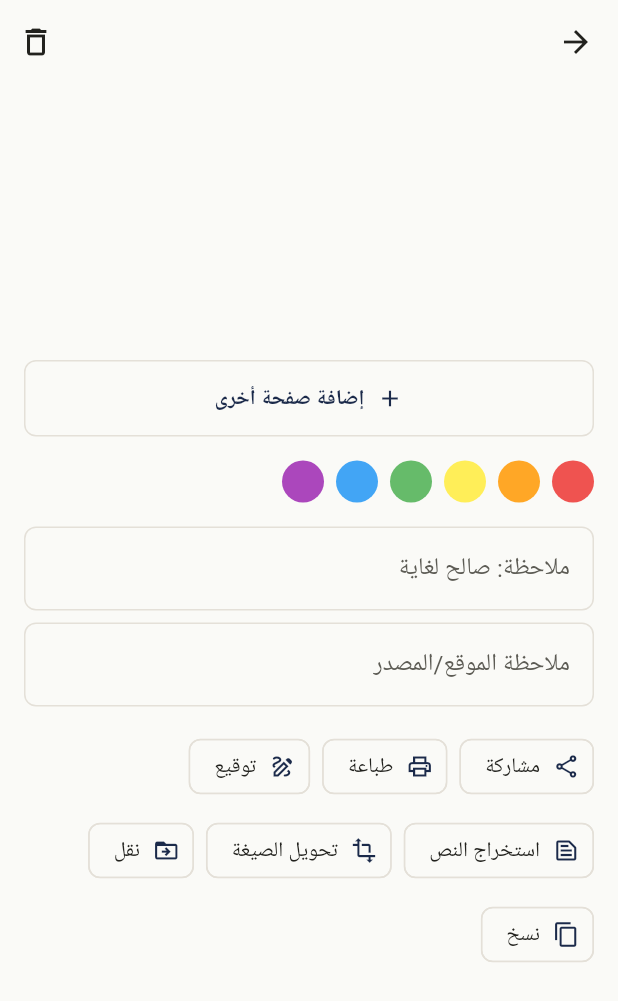
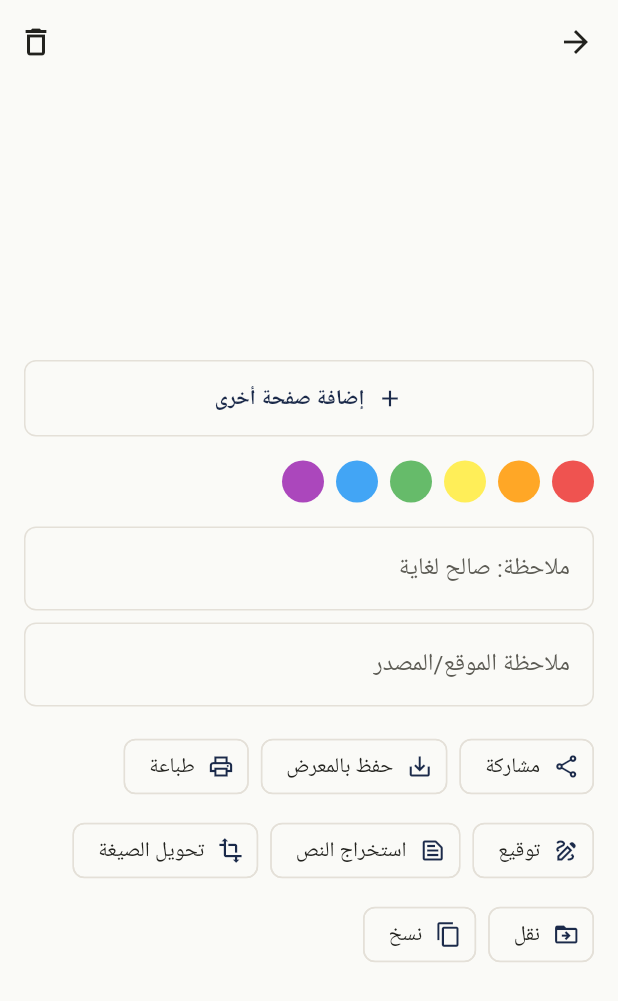
Before and after one commit to Ahmedmutlag/CamScannerall, a Flutter app: the DocumentDetailScreen screen opened directly with empty values, on a phone screen of 412 x 824 dp. Shown: the top 1001 px of the screen. Run offline on Flutter 3.47's test engine with Material 3 defaults, Android fonts, the phone set to English and light mode, and no system bars; our stand-ins replace file_picker, flutter_local_notifications, flutter_secure_storage, google_fonts, hive, hive_flutter and 7 more; missing offline and left inert: cunning_document_scanner, encrypt, gal, google_mlkit_text_recognition, pointycastle, quick_actions and 1 more; accounts and stored records are empty; Roboto replaces fonts that are missing (Cairo).

Commit message:
Add explicit "Save to gallery" export alongside the private sandbox default
Ahmed's request: the app needs two clear paths, not one forced choice —
documents stay in the app's private sandbox by default (the existing
privacy design), but a document can now also be explicitly exported to
the phone's normal public photo gallery via a new "Save to gallery"
action chip, for everyday/practical use like a regular scanner app.

Uses the `gal` package (writes through MediaStore, no extra runtime
permission needed on modern Android). Nothing reaches the gallery unless
the user taps the button themselves — updated PRIVACY_POLICY.md and the
published docs/index.html to disclose this explicit, opt-in exception
alongside the existing share-sheet one.

Co-Authored-By: Claude Sonnet 5 <noreply@anthropic.com>
Claude-Session: https://claude.ai/code/session_01Pzc143JGmjZHwc74m28Asn

```diff
--- a/lib/app_state.dart
+++ b/lib/app_state.dart
@@ -11,6 +11,7 @@ import 'services/database_service.dart';
 import 'services/docx_export_service.dart';
 import 'services/duplicate_detection_service.dart';
 import 'services/export_service.dart';
+import 'services/gallery_service.dart';
 import 'services/image_processing_service.dart';
 import 'services/lock_service.dart';
 import 'services/notification_service.dart';
@@ -41,6 +42,7 @@ class AppState extends ChangeNotifier {
   late final NotificationService notifications = NotificationService(db);
   late final DuplicateDetectionService duplicates = DuplicateDetectionService(db);
   final ShareService share = ShareService();
+  final GalleryService gallery = GalleryService();
   final ExportService export = ExportService();
   final PdfProtectionService pdfProtection = PdfProtectionService();
   late final PurchaseService purchase = PurchaseService(db);
--- a/lib/l10n/strings.dart
+++ b/lib/l10n/strings.dart
@@ -153,6 +153,9 @@ class AppStrings {
       'ar': 'تعذّر الكتابة بهذا المجلد. جرّب اختيار مجلد آخر (مثل مجلد التنزيلات).',
       'en': 'Could not write to this folder. Try choosing a different one (e.g. Downloads).',
     },
+    'saveToGallery': {'ar': 'حفظ بالمعرض', 'en': 'Save to gallery'},
+    'savedToGallery': {'ar': 'تم الحفظ بمعرض الصور', 'en': 'Saved to your photo gallery'},
+    'saveToGalleryError': {'ar': 'تعذّر الحفظ بالمعرض', 'en': 'Could not save to gallery'},
   };
 
   String t(String key) => _table[key]?[languageCode] ?? _table[key]?['en'] ?? key;
--- /dev/null
+++ b/lib/services/gallery_service.dart
@@ -0,0 +1,16 @@
+import 'package:gal/gal.dart';
+
+/// Explicit, user-initiated export of scanned pages to the phone's public
+/// photo gallery. Everything else in the app stays inside its private
+/// sandbox by design (see PRIVACY_POLICY.md) — this is the one deliberate
+/// opt-in path for a document the user wants to treat like an ordinary
+/// photo (open it from Photos, back it up via their normal photo backup,
+/// share it to an app that only accepts gallery images...). It never runs
+/// on its own; only a user tapping "Save to gallery" triggers it.
+class GalleryService {
+  Future<void> saveImages(List<String> paths, {required String album}) async {
+    for (final path in paths) {
+      await Gal.putImage(path, album: album);
+    }
+  }
+}
--- a/pubspec.yaml
+++ b/pubspec.yaml
@@ -89,6 +89,8 @@ dependencies:
   path_provider: ^2.1.5
   permission_handler: ^11.3.1
   file_picker: ^12.3.0
+  # Explicit "Save to gallery" export (see lib/services/gallery_service.dart)
+  gal: ^2.3.3
 
   # Archive (backup packaging, docx building)
   archive: ^4.0.9
```
Also changed, not shown: lib/screens/document_detail_screen.dart (+24 -0 lines), pubspec.lock, 2 other files.
